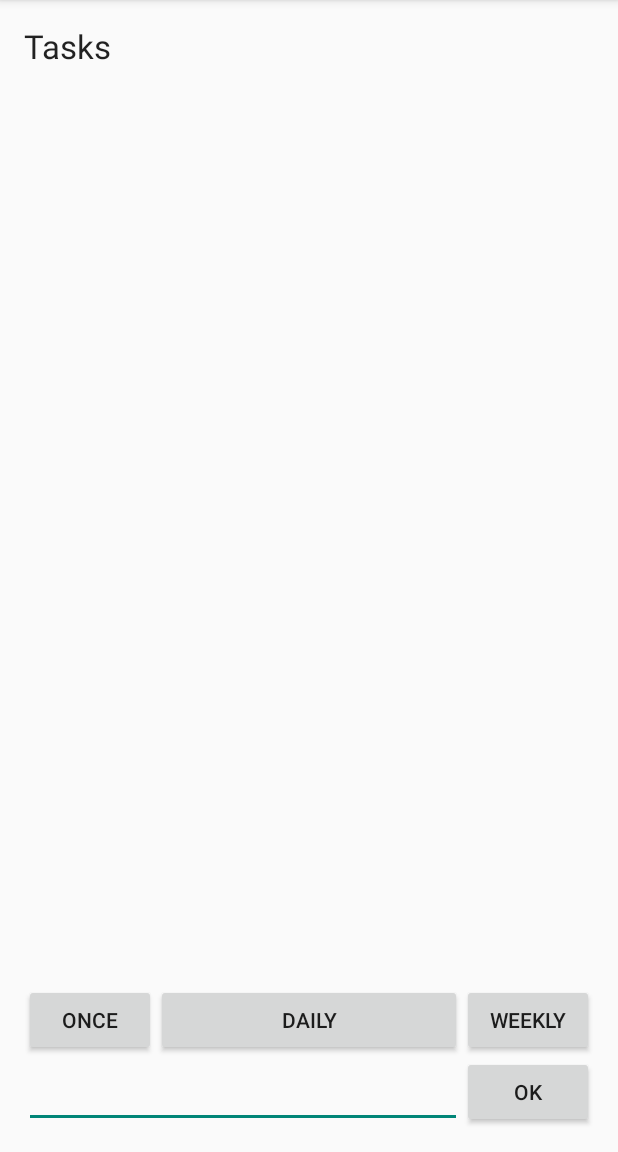
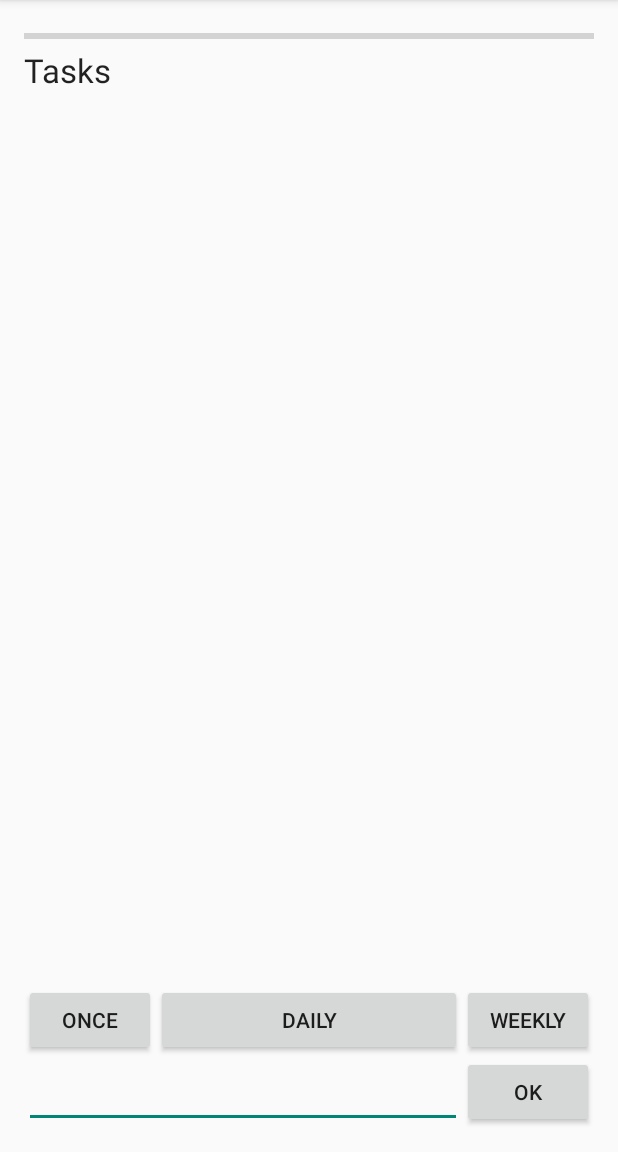
Before and after one commit to Epixyl/TimeManager, an Android app: the screen it shows after launch (TimeActivity), on a phone screen of 412 x 824 dp, the part 84-1236 px from its top. Run offline under Robolectric (Android 15) with nearby library versions, the phone set to English and light mode, and no system bars.

```diff
--- a/app/src/main/java/com/epixyl/timemanager/TimeActivity.java
+++ b/app/src/main/java/com/epixyl/timemanager/TimeActivity.java
@@ -6,6 +6,7 @@ import android.view.Menu;
 import android.view.MenuItem;
 import android.view.View;
 import android.widget.Button;
+import android.widget.ProgressBar;
 import android.widget.Toast;
 import android.widget.EditText;
 import android.widget.TextView;
@@ -26,6 +27,8 @@ public class TimeActivity extends Activity{
     EditText editText;
     TextView text;
     ArrayList<String> tasks;
+    ProgressBar progress;
+    int counter=0;
     @Override
     protected void onCreate(Bundle savedInstanceState) {
         super.onCreate(savedInstanceState);
@@ -51,6 +54,7 @@ public class TimeActivity extends Activity{
 
         text.setText("Tasks");
         tasks = new ArrayList<String>();
+        progress= (ProgressBar)findViewById(R.id.progressBar);
         button.setOnClickListener(new View.OnClickListener() {
             @Override
             public void onClick(View v) {
@@ -87,6 +91,9 @@ public class TimeActivity extends Activity{
             @Override
             public void onClick(View v) {
                 if(!tasks.get(0).equals("")) {
+
+                    counter++;
+                    progress.setProgress(counter);
                     tasks.remove(0);
                     getMostRecent();
                 }
--- a/app/src/main/res/layout/activity_time.xml
+++ b/app/src/main/res/layout/activity_time.xml
@@ -4,7 +4,18 @@
     android:paddingRight="@dimen/activity_horizontal_margin"
     android:paddingTop="@dimen/activity_vertical_margin"
     android:paddingBottom="@dimen/activity_vertical_margin" tools:context=".TimeActivity">
-
+    <ProgressBar
+        style="?android:attr/progressBarStyleHorizontal"
+        android:layout_width="fill_parent"
+        android:layout_height="wrap_content"
+        android:id="@+id/progressBar"
+        android:layout_toStartOf="@+id/button"
+        android:layout_alignParentTop="true"
+        android:layout_alignParentLeft="true"
+        android:layout_alignParentStart="true"
+        android:max="100"
+        android:layout_alignRight="@+id/linearLayout"
+        android:layout_alignEnd="@+id/linearLayout" />
     <Button
         android:layout_width="wrap_content"
         android:layout_height="wrap_content"
@@ -60,9 +71,9 @@
         android:textAppearance="?android:attr/textAppearanceLarge"
         android:text="Tasks\n"
         android:id="@+id/textView"
-        android:layout_alignParentTop="true"
         android:layout_alignParentLeft="true"
-        android:layout_alignParentStart="true" />
+        android:layout_alignParentStart="true"
+        android:layout_below="@+id/progressBar" />
 
     <LinearLayout
         android:orientation="vertical"
```
